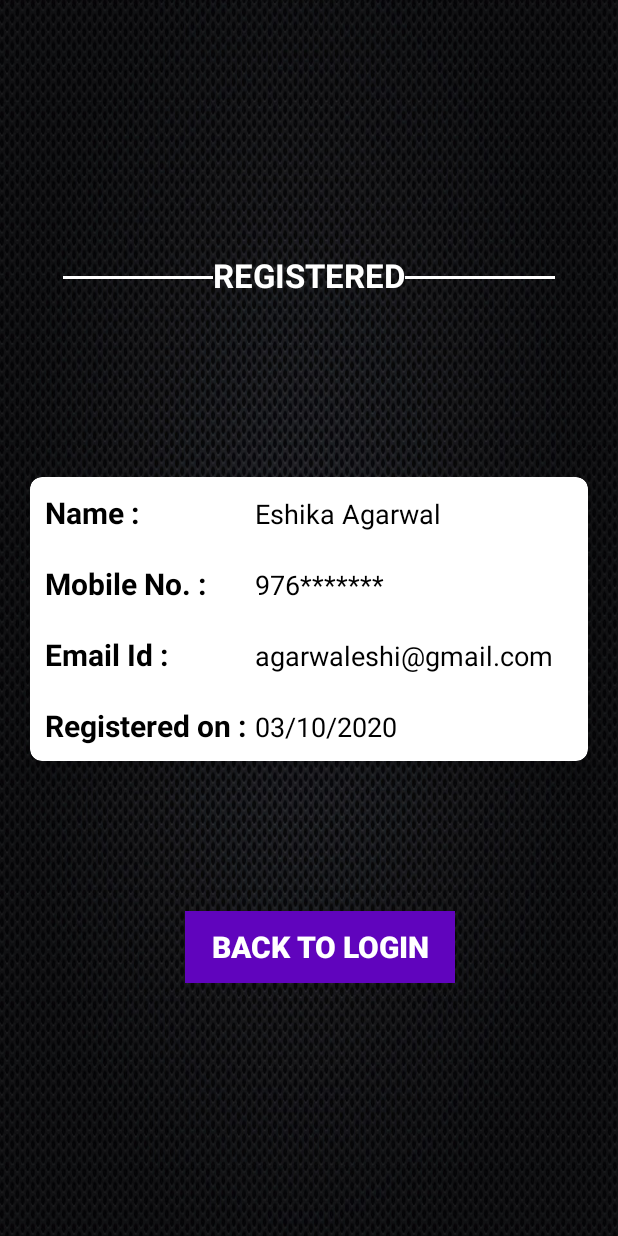
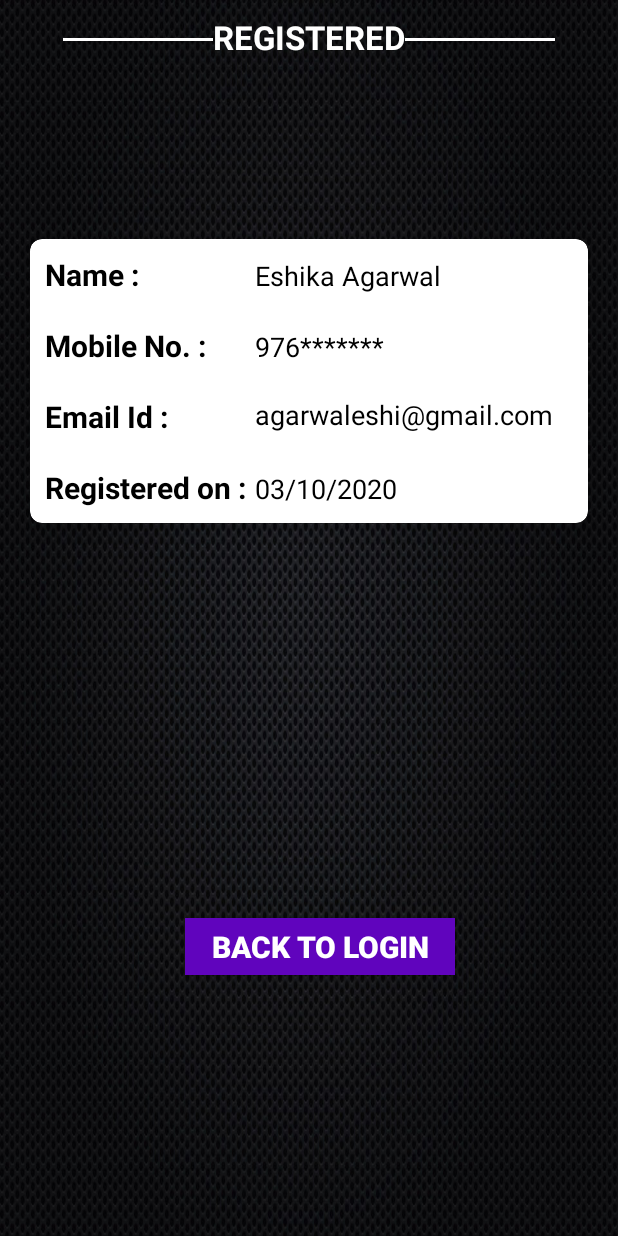
Before and after one commit to Evoid-sos/minor-project, an Android app: the registered screen opened directly, with no data from a screen before it, on a phone screen of 412 x 824 dp. Run offline under Robolectric (Android 15) with nearby library versions, the phone set to English and light mode, and no system bars.

Commit message:
Stopped auto keyboard pop up. Set match_parent in xml files

```diff
--- a/app/src/main/java/com/example/evoid/MainActivity.kt
+++ b/app/src/main/java/com/example/evoid/MainActivity.kt
@@ -4,6 +4,7 @@
 import android.os.Bundle
 import android.util.Log
 import android.view.View
+import android.view.WindowManager
 import android.widget.Toast
 import androidx.appcompat.app.AppCompatActivity
 import com.google.firebase.auth.FirebaseAuth
@@ -19,6 +20,7 @@
         auth = Firebase.auth
         super.onCreate(savedInstanceState)
         window.decorView.systemUiVisibility = View.SYSTEM_UI_FLAG_LAYOUT_FULLSCREEN
+        window.setSoftInputMode(WindowManager.LayoutParams.SOFT_INPUT_STATE_ALWAYS_HIDDEN);
         setContentView(R.layout.activity_main)
 
 
--- a/app/src/main/java/com/example/evoid/forgotPassword.kt
+++ b/app/src/main/java/com/example/evoid/forgotPassword.kt
@@ -4,12 +4,14 @@
 import androidx.appcompat.app.AppCompatActivity
 import android.os.Bundle
 import android.view.View
+import android.view.WindowManager
 import kotlinx.android.synthetic.main.activity_forgot_password.*
 
 class forgotPassword : AppCompatActivity() {
     override fun onCreate(savedInstanceState: Bundle?) {
         super.onCreate(savedInstanceState)
         window.decorView.systemUiVisibility = View.SYSTEM_UI_FLAG_LAYOUT_FULLSCREEN
+        window.setSoftInputMode(WindowManager.LayoutParams.SOFT_INPUT_STATE_ALWAYS_HIDDEN)
         setContentView(R.layout.activity_forgot_password)
 
         resetForgotPassword.setOnClickListener {
--- a/app/src/main/java/com/example/evoid/register.kt
+++ b/app/src/main/java/com/example/evoid/register.kt
@@ -3,6 +3,7 @@
 import android.content.Intent
 import android.os.Bundle
 import android.view.View
+import android.view.WindowManager
 import android.widget.Toast
 import androidx.appcompat.app.AppCompatActivity
 import com.google.firebase.auth.FirebaseAuth
@@ -21,6 +22,7 @@
         super.onCreate(savedInstanceState)
 
         window.decorView.systemUiVisibility = View.SYSTEM_UI_FLAG_LAYOUT_FULLSCREEN
+        window.setSoftInputMode(WindowManager.LayoutParams.SOFT_INPUT_STATE_ALWAYS_HIDDEN)
         setContentView(R.layout.activity_register)
 
 
@@ -40,6 +42,7 @@
             val password = passwordRegister.text.toString()
 
             if (validateForm(firstName, lastName, mobile, emailId, password)){
+
 
                 registerUser(firstName, lastName, mobile, emailId, password, auth)
             }
--- a/app/src/main/java/com/example/evoid/registered.kt
+++ b/app/src/main/java/com/example/evoid/registered.kt
@@ -4,12 +4,14 @@
 import androidx.appcompat.app.AppCompatActivity
 import android.os.Bundle
 import android.view.View
+import android.view.WindowManager
 import kotlinx.android.synthetic.main.activity_registered.*
 
 class registered : AppCompatActivity() {
     override fun onCreate(savedInstanceState: Bundle?) {
         super.onCreate(savedInstanceState)
         window.decorView.systemUiVisibility = View.SYSTEM_UI_FLAG_LAYOUT_FULLSCREEN
+        window.setSoftInputMode(WindowManager.LayoutParams.SOFT_INPUT_STATE_ALWAYS_HIDDEN)
         setContentView(R.layout.activity_registered)
 
         backToLoginRegistered.setOnClickListener {
--- a/app/src/main/res/layout/activity_registered.xml
+++ b/app/src/main/res/layout/activity_registered.xml
@@ -70,7 +70,7 @@
             <LinearLayout
                 android:id="@+id/nameRegistered"
                 android:layout_width="match_parent"
-                android:layout_height="wrap_content"
+                android:layout_height="match_parent"
                 android:gravity="start"
                 android:orientation="horizontal"
                 android:padding="10dp">
@@ -96,7 +96,7 @@
             <LinearLayout
                 android:id="@+id/phoneNumberRegistered"
                 android:layout_width="match_parent"
-                android:layout_height="wrap_content"
+                android:layout_height="match_parent"
                 android:gravity="start"
                 android:orientation="horizontal"
                 android:padding="10dp">
@@ -140,8 +140,8 @@
                     />
 
                 <TextView
-                    android:layout_width="wrap_content"
-                    android:layout_height="wrap_content"
+                    android:layout_width="match_parent"
+                    android:layout_height="match_parent"
                     android:text="@string/agarwaleshi_gmail_com"
                     android:textColor="@android:color/black"
                     android:textSize="18sp" />
@@ -152,7 +152,7 @@
             <LinearLayout
                 android:id="@+id/registeredOnRegistered"
                 android:layout_width="match_parent"
-                android:layout_height="wrap_content"
+                android:layout_height="match_parent"
                 android:gravity="start"
                 android:orientation="horizontal"
                 android:padding="10dp">
@@ -193,7 +193,7 @@
     <LinearLayout
         android:id="@+id/backToLogin"
         android:layout_width="match_parent"
-        android:layout_height="wrap_content"
+        android:layout_height="match_parent"
         android:gravity="center"
         android:orientation="horizontal"
         android:paddingLeft="5dp"
@@ -204,7 +204,7 @@
         <Button
             android:id="@+id/backToLoginRegistered"
             android:layout_width="180dp"
-            android:layout_height="wrap_content"
+            android:layout_height="38dp"
             android:layout_marginStart="15dp"
             android:background="#6004bd"
             android:enabled="true"
--- a/app/src/main/res/values/dimens.xml
+++ b/app/src/main/res/values/dimens.xml
@@ -5,4 +5,6 @@
     <dimen name="appbar_padding">16dp</dimen>
     <dimen name="fab_margin">16dp</dimen>
     <dimen name="appbar_padding_top">8dp</dimen>
+    <dimen name="nav_header_vertical_spacing">8dp</dimen>
+    <dimen name="nav_header_height">176dp</dimen>
 </resources>
```
Also changed, not shown: app/build.gradle (+12 -0 lines), app/src/main/AndroidManifest.xml (+5 -3 lines), app/src/main/res/layout/activity_forgot_password.xml (+4 -4 lines), app/src/main/res/layout/activity_main.xml (+11 -7 lines), app/src/main/res/layout/activity_register.xml (+6 -6 lines), app/src/main/res/values/strings.xml (+10 -0 lines).
